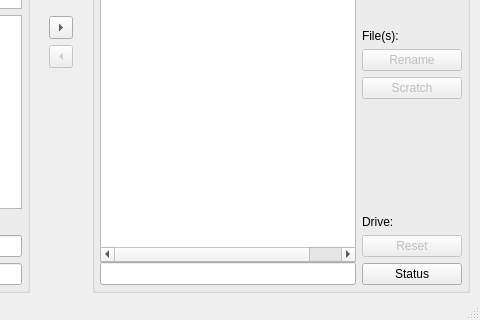
mveinot/QtCBM, file filewindow.ui: the form before one commit; both pictures show x 320 to 800 and y 234 to 554 of the 800 by 554 pixel window.
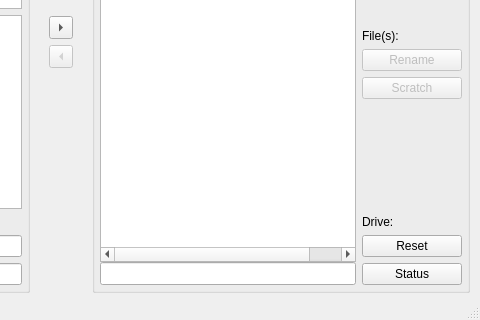
The form after the commit. Icons and pictures are not drawn.

Commit message: Enable the Bus reset button

What changed in the file:
```diff
--- a/filewindow.ui
+++ b/filewindow.ui
@@ -634,7 +634,7 @@
                 <item>
                  <widget class="QPushButton" name="CBMReset">
                   <property name="enabled">
-                   <bool>false</bool>
+                   <bool>true</bool>
                   </property>
                   <property name="text">
                    <string>Reset</string>
```
The commit also changes 2 other files.
